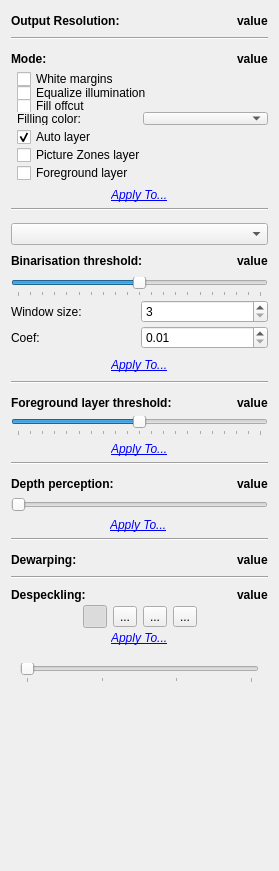
Above: src/core/filters/output/ui/OutputOptionsWidget.ui from trufanov-nok/scantailor-universal before the change. Below: the same form after it.
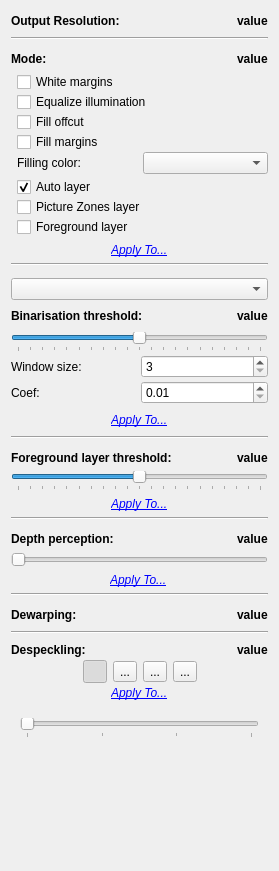
That is the form after the change. Icons and pictures are not drawn.

Commit message:
Add the Fill margins option and let the output mode panel grow
Fill margins fills the area outside the content box with the filling
color, as in ScanTailor Advanced. It works in color mode without White
margins, because White margins already fill the margins. The CLI gets
--fill-margins.

The mode panel of the output options had a fixed height, so the Mixed
mode controls did not fit. The panel now takes the height of its
controls.

```diff
--- a/src/core/filters/output/ui/OutputOptionsWidget.ui
+++ b/src/core/filters/output/ui/OutputOptionsWidget.ui
@@ -73,23 +73,11 @@
    <item>
     <widget class="QWidget" name="modePanel" native="true">
      <property name="sizePolicy">
-      <sizepolicy hsizetype="Preferred" vsizetype="Preferred">
+      <sizepolicy hsizetype="Preferred" vsizetype="Maximum">
        <horstretch>0</horstretch>
        <verstretch>0</verstretch>
       </sizepolicy>
      </property>
-     <property name="minimumSize">
-      <size>
-       <width>0</width>
-       <height>168</height>
-      </size>
-     </property>
-     <property name="maximumSize">
-      <size>
-       <width>16777215</width>
-       <height>168</height>
-      </size>
-     </property>
      <layout class="QVBoxLayout" name="verticalLayout_6">
       <property name="spacing">
        <number>3</number>
@@ -194,6 +182,16 @@
            </property>
           </widget>
          </item>
+         <item>
+          <widget class="QCheckBox" name="fillMarginsCB">
+           <property name="toolTip">
+            <string>Fill the margins around the content with the filling color. White margins already fill them.</string>
+           </property>
+           <property name="text">
+            <string>Fill margins</string>
+           </property>
+          </widget>
+         </item>
          <item>
           <layout class="QHBoxLayout" name="fillingColorLayout">
            <item>
@@ -264,7 +262,7 @@
         <property name="sizeHint" stdset="0">
          <size>
           <width>20</width>
-          <height>40</height>
+          <height>0</height>
          </size>
         </property>
        </spacer>
```
The commit also changes 10 other files.
